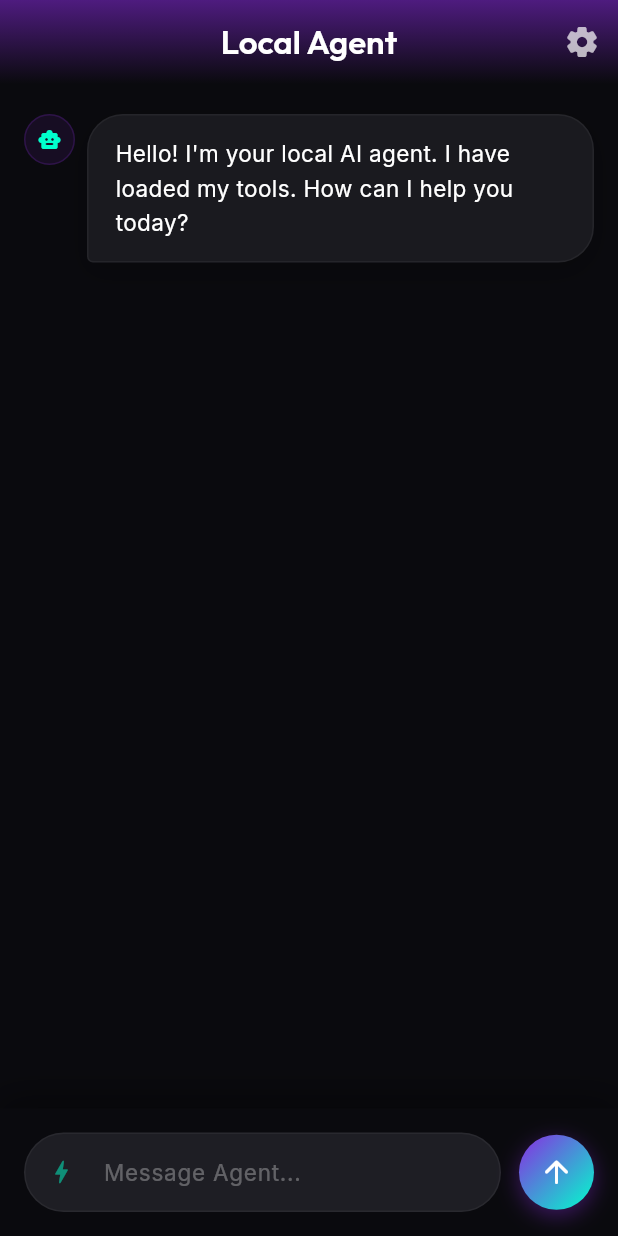
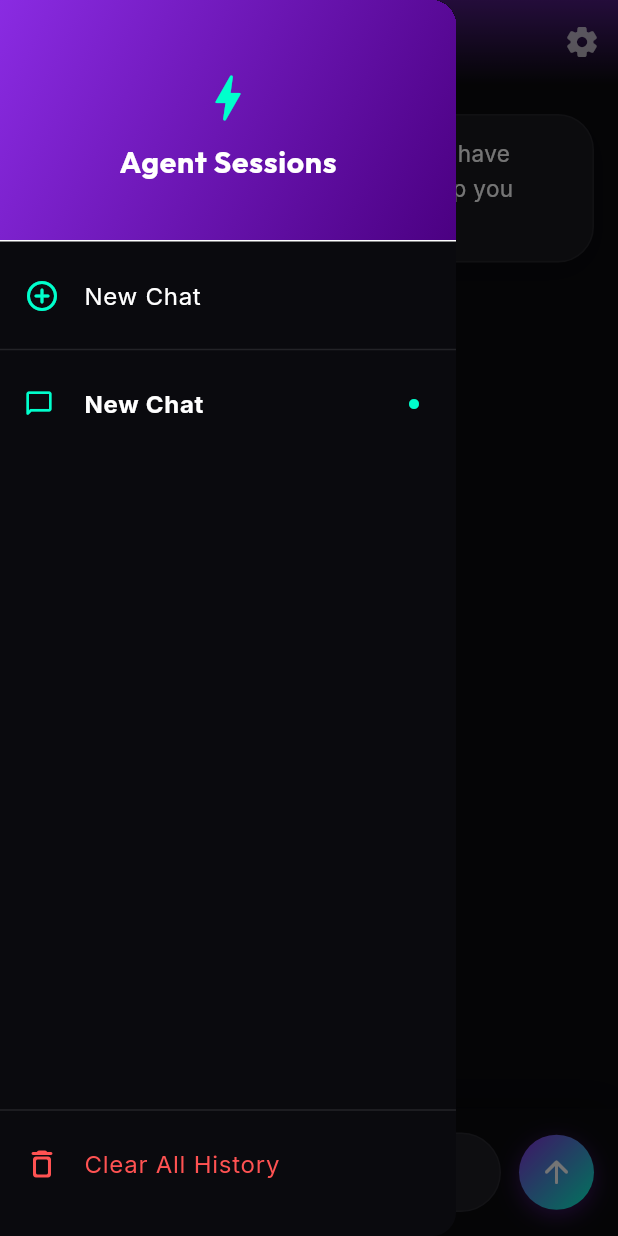
Before and after one commit to shantoshdurai/Phone-Local-Agent, a Flutter app: the screen it shows after launch, with the side drawer open (before the commit the screen has no drawer), on a phone screen of 412 x 824 dp. Run offline on Flutter 3.47's test engine with Material 3 defaults, Android fonts, the phone set to English and light mode, and no system bars; drawn by our look-alikes of flutter_markdown; our stand-ins replace battery_plus, connectivity_plus, device_info_plus, flutter_contacts, flutter_dotenv, google_fonts and 4 more; missing offline and left inert: device_calendar, disk_space_2, installed_apps, openai_dart, torch_light, volume_controller; accounts and stored records are empty.

Commit message:
Feature: Multi-session support with sidebar and live status updates

```diff
--- a/lib/main.dart
+++ b/lib/main.dart
@@ -75,31 +75,54 @@ class _ChatScreenState extends State<ChatScreen> {
   final DatabaseService _dbService = DatabaseService();
   bool _isTyping = false;
   bool _isInitializing = true;
+  String _currentStatus = '';
+  int? _currentSessionId;
+  List<Map<String, dynamic>> _sessions = [];
 
   @override
   void initState() {
     super.initState();
     _initAgent();
+    _agentService.statusStream.listen((status) {
+      if (mounted) {
+        setState(() {
+          _currentStatus = status;
+        });
+      }
+    });
+  }
+
+  Future<void> _refreshSessions() async {
+    final sessions = await _dbService.getSessions();
+    if (mounted) {
+      setState(() {
+        _sessions = sessions;
+      });
+    }
   }
 
   Future<void> _initAgent() async {
     try {
       await _agentService.initialize();
-      final history = await _dbService.getChatHistory();
+      await _refreshSessions();
 
-      setState(() {
-        if (history.isEmpty) {
-          _messages.add(ChatMessage(text: "Hello! I'm your local AI agent. I have loaded my tools. How can I help you today?", isUser: false));
-        } else {
+      if (_sessions.isNotEmpty) {
+        _currentSessionId = _sessions.first['id'] as int;
+        await _agentService.loadSession(_currentSessionId!);
+        final history = await _dbService.getChatHistory(_currentSessionId!);
+        setState(() {
+          _messages.clear();
           for (var msg in history) {
             _messages.add(ChatMessage(
               text: msg['content'] as String,
               isUser: (msg['role'] as String) == 'user',
             ));
           }
-        }
-        _isInitializing = false;
-      });
+          _isInitializing = false;
+        });
+      } else {
+        await _createNewChat(isInitial: true);
+      }
       _scrollToBottom();
     } catch (e) {
       setState(() {
@@ -107,6 +130,39 @@ class _ChatScreenState extends State<ChatScreen> {
         _isInitializing = false;
       });
     }
+  }
+
+  Future<void> _createNewChat({bool isInitial = false}) async {
+    final newId = await _dbService.createSession('New Chat');
+    _currentSessionId = newId;
+    await _agentService.loadSession(newId);
+    await _refreshSessions();
+
+    setState(() {
+      _messages.clear();
+      _messages.add(ChatMessage(text: "Hello! I'm your local AI agent. I have loaded my tools. How can I help you today?", isUser: false));
+      if (!isInitial) {
+        _isInitializing = false;
+      }
+    });
+  }
+
+  Future<void> _switchSession(int sessionId) async {
+    _currentSessionId = sessionId;
+    await _agentService.loadSession(sessionId);
+    final history = await _dbService.getChatHistory(sessionId);
+
+    setState(() {
+      _messages.clear();
+      for (var msg in history) {
+        _messages.add(ChatMessage(
+          text: msg['content'] as String,
+          isUser: (msg['role'] as String) == 'user',
+        ));
+      }
+    });
+    _scrollToBottom();
+    Navigator.pop(context); // Close drawer
   }
 
   void _handleSubmitted(String text) async {
@@ -122,7 +178,15 @@ class _ChatScreenState extends State<ChatScreen> {
 
     // Send to agent
     try {
-      final response = await _agentService.sendMessage(text);
+      // If session title is 'New Chat', update it with the first 20 chars of prompt
+      final session = _sessions.firstWhere((s) => s['id'] == _currentSessionId);
+      if (session['title'] == 'New Chat') {
+        final newTitle = text.length > 25 ? '${text.substring(0, 22)}...' : text;
+        await _dbService.updateSessionTitle(_currentSessionId!, newTitle);
+        await _refreshSessions();
+      }
+
+      final response = await _agentService.sendMessage(text, _currentSessionId!);
       if (mounted) {
         setState(() {
           _isTyping = false;
@@ -185,6 +249,7 @@ class _ChatScreenState extends State<ChatScreen> {
           ),
         ),
       ),
+      drawer: _buildDrawer(),
       body: Column(
         children: [
           Expanded(
@@ -220,7 +285,7 @@ class _ChatScreenState extends State<ChatScreen> {
                     ),
                     const SizedBox(width: 8),
                     Text(
-                      'Thinking...',
+                      _currentStatus.isNotEmpty ? _currentStatus : 'Thinking...',
                       style: TextStyle(color: Colors.white.withValues(alpha: 0.5), fontSize: 12),
                     ),
                   ],
@@ -228,6 +293,92 @@ class _ChatScreenState extends State<ChatScreen> {
               ),
             ),
           _buildMessageComposer(),
+        ],
+      ),
+    );
+  }
+
+  Widget _buildDrawer() {
+    return Drawer(
+      backgroundColor: const Color(0xFF0A0A0E),
+      child: Column(
+        children: [
+          DrawerHeader(
+            decoration: const BoxDecoration(
+              gradient: LinearGradient(
+                colors: [Color(0xFF8A2BE2), Color(0xFF4B0082)],
+                begin: Alignment.topLeft,
+                end: Alignment.bottomRight,
+              ),
+            ),
+            child: Center(
+              child: Column(
+                mainAxisAlignment: MainAxisAlignment.center,
+                children: [
+                  const Icon(Icons.bolt_rounded, color: Color(0xFF00FFCC), size: 40),
+                  const SizedBox(height: 8),
+                  Text(
+                    'Agent Sessions',
+                    style: GoogleFonts.outfit(
+                      color: Colors.white,
+                      fontSize: 20,
+                      fontWeight: FontWeight.bold,
+                    ),
+                  ),
+                ],
+              ),
+            ),
+          ),
+          ListTile(
+            leading: const Icon(Icons.add_circle_outline_rounded, color: Color(0xFF00FFCC)),
+            title: const Text('New Chat', style: TextStyle(color: Colors.white)),
+            onTap: () {
+              Navigator.pop(context);
+              _createNewChat();
+            },
+          ),
+          const Divider(color: Colors.white10),
+          Expanded(
+            child: ListView.builder(
+              padding: EdgeInsets.zero,
+              itemCount: _sessions.length,
+              itemBuilder: (context, index) {
+                final session = _sessions[index];
+                final isSelected = session['id'] == _currentSessionId;
+                return ListTile(
+                  leading: Icon(
+                    Icons.chat_bubble_outline_rounded,
+                    color: isSelected ? const Color(0xFF00FFCC) : Colors.white38,
+                    size: 20,
+                  ),
+                  title: Text(
+                    session['title'],
+                    style: TextStyle(
+                      color: isSelected ? Colors.white : Colors.white70,
+                      fontWeight: isSelected ? FontWeight.bold : FontWeight.normal,
+                    ),
+                    maxLines: 1,
+                    overflow: TextOverflow.ellipsis,
+                  ),
+                  trailing: isSelected
+                    ? const Icon(Icons.circle, color: Color(0xFF00FFCC), size: 8)
+                    : null,
+                  onTap: () => _switchSession(session['id'] as int),
+                );
+              },
+            ),
+          ),
+          const Divider(color: Colors.white10),
+          ListTile(
+            leading: const Icon(Icons.delete_outline_rounded, color: Colors.redAccent),
+            title: const Text('Clear All History', style: TextStyle(color: Colors.redAccent)),
+            onTap: () async {
+              await _dbService.clearChatHistory();
+              await _createNewChat();
+              Navigator.pop(context);
+            },
+          ),
+          const SizedBox(height: 20),
         ],
       ),
     );
--- a/lib/services/agent_service.dart
+++ b/lib/services/agent_service.dart
@@ -9,6 +9,7 @@ import 'app_service.dart';
 import 'utility_service.dart';
 import 'personal_service.dart';
 import 'package:intl/intl.dart';
+import 'dart:async';
 
 class AgentService {
   late OpenAIClient _client;
@@ -20,6 +21,9 @@ class AgentService {
   final AppService _appService = AppService();
   final UtilityService _utilityService = UtilityService();
   final PersonalService _personalService = PersonalService();
+
+  final _statusController = StreamController<String>.broadcast();
+  Stream<String> get statusStream => _statusController.stream;
 
   Future<void> initialize() async {
     String? apiKey = dotenv.env['GROQ_API_KEY'];
@@ -40,14 +44,18 @@ class AgentService {
     );
 
     _messages.clear();
-    await _loadHistory();
+  }
+
+  Future<void> loadSession(int sessionId) async {
+    _messages.clear();
+    await _loadHistory(sessionId);
     if (_messages.isEmpty) {
       _addSystemInstruction();
     }
   }
 
-  Future<void> _loadHistory() async {
-    final history = await _dbService.getChatHistory();
+  Future<void> _loadHistory(int sessionId) async {
+    final history = await _dbService.getChatHistory(sessionId);
     for (var msg in history) {
       final role = msg['role'] as String;
       final content = msg['content'] as String;
@@ -76,9 +84,9 @@ class AgentService {
     );
   }
 
-  Future<String> sendMessage(String text) async {
+  Future<String> sendMessage(String text, int sessionId) async {
     _messages.add(ChatCompletionMessage.user(content: ChatCompletionUserMessageContent.string(text)));
-    await _dbService.saveMessage('user', text);
+    await _dbService.saveMessage('user', text, sessionId);
 
     int retryCount = 0;
     const int maxRetries = 3;
@@ -379,6 +387,7 @@ class AgentService {
                 toolCall.function.name,
                 toolCall.function.arguments,
               );
+              _statusController.add('Agent is ${toolCall.function.name.replaceAll('_', ' ')}...');
               _messages.add(ChatCompletionMessage.tool(
                 toolCallId: toolCall.id,
                 content: jsonEncode(result),
@@ -402,6 +411,8 @@ class AgentService {
           ));
         }
 
+        _statusController.add(''); // Clear status
+        await _dbService.saveMessage('assistant', message.content ?? '', sessionId);
         return message.content ?? 'No response';
       } catch (e) {
         if (e.toString().contains('503') || e.toString().contains('429')) {
--- a/lib/services/database_service.dart
+++ b/lib/services/database_service.dart
@@ -19,7 +19,7 @@ class DatabaseService {
     String path = join(await getDatabasesPath(), 'agent_memory.db');
     return await openDatabase(
       path,
-      version: 3,
+      version: 4,
       onCreate: _onCreate,
       onUpgrade: _onUpgrade,
     );
@@ -38,6 +38,16 @@ class DatabaseService {
           timestamp TEXT
         )
       ''');
+    }
+    if (oldVersion < 4) {
+      await db.execute('''
+        CREATE TABLE sessions (
+          id INTEGER PRIMARY KEY AUTOINCREMENT,
+          title TEXT,
+          created_at TEXT
+        )
+      ''');
+      await db.execute('ALTER TABLE chat_history ADD COLUMN session_id INTEGER');
     }
   }
 
@@ -59,7 +69,16 @@ class DatabaseService {
         id INTEGER PRIMARY KEY AUTOINCREMENT,
         role TEXT,
         content TEXT,
-        timestamp TEXT
+        timestamp TEXT,
+        session_id INTEGER
+      )
+    ''');
+
+    await db.execute('''
+      CREATE TABLE sessions (
+        id INTEGER PRIMARY KEY AUTOINCREMENT,
+        title TEXT,
+        created_at TEXT
       )
     ''');
 
@@ -97,23 +116,61 @@ class DatabaseService {
     await batch.commit(noResult: true);
   }
 
-  Future<void> saveMessage(String role, String content) async {
+  Future<void> saveMessage(String role, String content, int sessionId) async {
     final db = await database;
     await db.insert('chat_history', {
       'role': role,
       'content': content,
       'timestamp': DateTime.now().toIso8601String(),
+      'session_id': sessionId,
     });
   }
 
-  Future<List<Map<String, dynamic>>> getChatHistory() async {
+  Future<List<Map<String, dynamic>>> getChatHistory(int sessionId) async {
     final db = await database;
-    return await db.query('chat_history', orderBy: 'timestamp ASC');
+    return await db.query('chat_history',
+      where: 'session_id = ?',
+      whereArgs: [sessionId],
+      orderBy: 'timestamp ASC'
+    );
   }
 
   Future<void> clearChatHistory() async {
     final db = await database;
     await db.delete('chat_history');
+    await db.delete('sessions');
+  }
+
+  // Session Management
+  Future<int> createSession(String title) async {
+    final db = await database;
+    // Check if we need to cleanup (limit to 5)
+    final sessions = await db.query('sessions', orderBy: 'created_at ASC');
+    if (sessions.length >= 5) {
+      final oldestId = sessions.first['id'] as int;
+      await deleteSession(oldestId);
+    }
+
+    return await db.insert('sessions', {
+      'title': title,
+      'created_at': DateTime.now().toIso8601String(),
+    });
+  }
+
+  Future<List<Map<String, dynamic>>> getSessions() async {
+    final db = await database;
+    return await db.query('sessions', orderBy: 'created_at DESC');
+  }
+
+  Future<void> deleteSession(int sessionId) async {
+    final db = await database;
+    await db.delete('sessions', where: 'id = ?', whereArgs: [sessionId]);
+    await db.delete('chat_history', where: 'session_id = ?', whereArgs: [sessionId]);
+  }
+
+  Future<void> updateSessionTitle(int sessionId, String title) async {
+    final db = await database;
+    await db.update('sessions', {'title': title}, where: 'id = ?', whereArgs: [sessionId]);
   }
 
   Future<List<Map<String, dynamic>>> searchFiles(String query) async {
```
